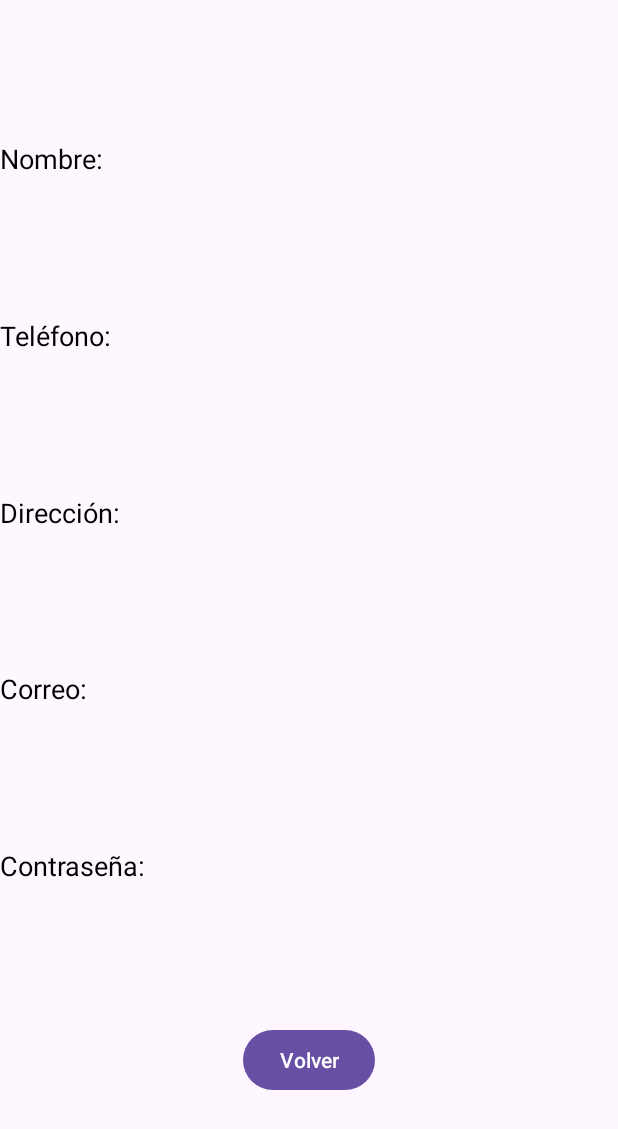
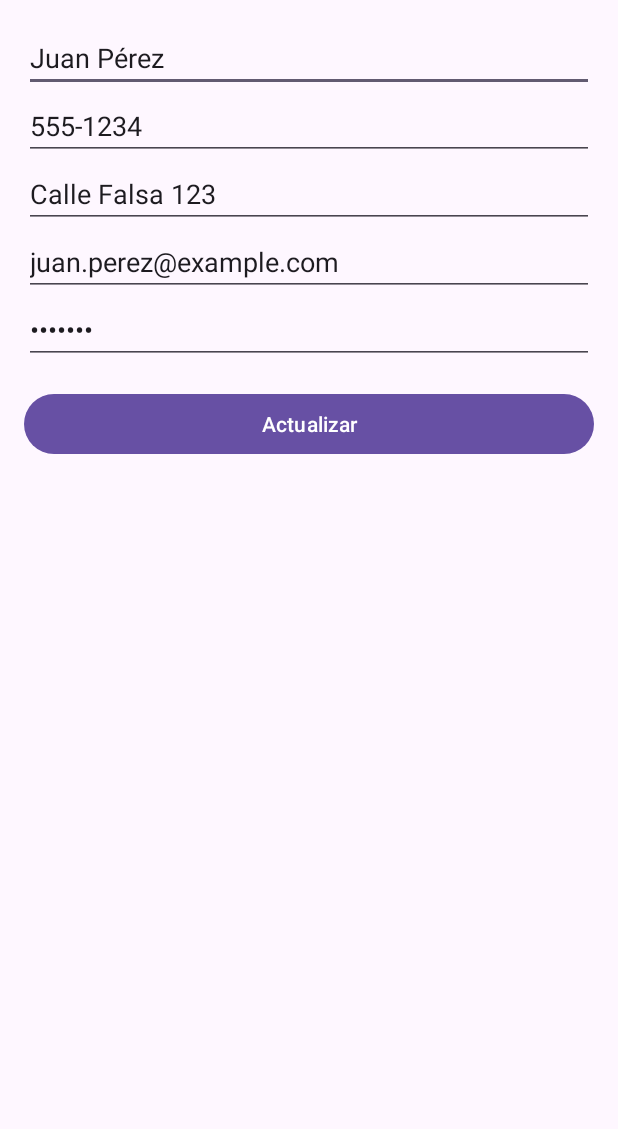
Before and after one commit to johansebastianr/proyecto, an Android app: the EditarPerfil screen opened directly, with no data from a screen before it, on a phone screen of 412 x 824 dp. Shown: the top 1129 px of the screen. Run offline under Robolectric (Android 15) with nearby library versions, the light colour scheme and no system bars.

Commit message:
simulación crud

```diff
--- a/app/build.gradle.kts
+++ b/app/build.gradle.kts
@@ -47,6 +47,7 @@ dependencies {
     implementation("com.squareup.retrofit2:converter-gson:2.9.0")
     implementation("com.google.code.gson:gson:2.9.1")
     implementation("org.jetbrains.kotlinx:kotlinx-coroutines-android:1.6.4")
+    implementation("com.squareup.okhttp3:logging-interceptor:4.9.3")
     implementation(libs.androidx.core.ktx)
     implementation(libs.androidx.appcompat)
     implementation(libs.material)
--- a/app/src/main/java/com/example/proyecto/crud/EditarPerfil.kt
+++ b/app/src/main/java/com/example/proyecto/crud/EditarPerfil.kt
@@ -1,31 +1,70 @@
 package com.example.proyecto.crud
 
-import android.content.Intent
 import android.os.Bundle
 import android.view.View
+import android.widget.EditText
+import android.widget.Toast
 import androidx.appcompat.app.AppCompatActivity
-import com.example.proyecto.CrearCuenta
-import com.example.proyecto.databinding.ActivityEditarPerfilBinding
+import com.example.proyecto.R
 
-class EditarPerfil : AppCompatActivity(), View.OnClickListener {
-    private lateinit var binding: ActivityEditarPerfilBinding
+class EditarPerfil : AppCompatActivity() {
+
+    private lateinit var tvNombre: EditText
+    private lateinit var tvTelefono: EditText
+    private lateinit var tvDireccion: EditText
+    private lateinit var tvCorreo: EditText
+    private lateinit var tvContraseña: EditText
 
     override fun onCreate(savedInstanceState: Bundle?) {
         super.onCreate(savedInstanceState)
-        binding = ActivityEditarPerfilBinding.inflate(layoutInflater)
-        setContentView(binding.root)
+        setContentView(R.layout.activity_editar_perfil)
 
-        binding.buttonVolver.setOnClickListener(this)
+        // Inicializar vistas
+        tvNombre = findViewById(R.id.tvNombre)
+        tvTelefono = findViewById(R.id.tvTelefono)
+        tvDireccion = findViewById(R.id.tvDireccion)
+        tvCorreo = findViewById(R.id.tvCorreo)
+        tvContraseña = findViewById(R.id.tvContraseña)
+
+        // Obtener datos del usuario y establecer en las vistas
+        val usuario = obtenerDatosUsuario()
+        tvNombre.setText(usuario.nombre)
+        tvTelefono.setText(usuario.telefono)
+        tvDireccion.setText(usuario.direccion)
+        tvCorreo.setText(usuario.correo)
+        tvContraseña.setText(usuario.contraseña)
     }
 
-    override fun onClick(v: View?) {
-        when (v) {
-            binding.buttonVolver -> {
-                val intent = Intent(this, CrearCuenta::class.java).apply {
-                }
-                startActivity(intent)
+    fun onActualizarClick(view: View) {
+        val nombre = tvNombre.text.toString()
+        val telefono = tvTelefono.text.toString()
+        val direccion = tvDireccion.text.toString()
+        val correo = tvCorreo.text.toString()
+        val contraseña = tvContraseña.text.toString()
+
+        if (nombre.isNotEmpty() && telefono.isNotEmpty() && direccion.isNotEmpty() && correo.isNotEmpty() && contraseña.isNotEmpty()) {
+            val exito = actualizarDatosUsuario(nombre, telefono, direccion, correo, contraseña)
+
+            if (exito) {
+                Toast.makeText(this, "Perfil actualizado correctamente", Toast.LENGTH_SHORT).show()
                 finish()
+            } else {
+                Toast.makeText(this, "Error al actualizar el perfil", Toast.LENGTH_SHORT).show()
             }
+        } else {
+            Toast.makeText(this, "Por favor, complete todos los campos", Toast.LENGTH_SHORT).show()
         }
     }
+
+    private fun obtenerDatosUsuario(): Usuario {
+        // Simulación de obtención de datos del usuario
+        return Usuario("Juan Pérez", "555-1234", "Calle Falsa 123", "juan.perez@example.com", "juan123")
+    }
+
+    private fun actualizarDatosUsuario(nombre: String, telefono: String, direccion: String, correo: String, contraseña: String): Boolean {
+        // Simulación de actualización de datos del usuario
+        return true
+    }
 }
+
+data class Usuario(val nombre: String, val telefono: String, val direccion: String, val correo: String, val contraseña: String)
--- a/app/src/main/res/layout/activity_editar_perfil.xml
+++ b/app/src/main/res/layout/activity_editar_perfil.xml
@@ -1,91 +1,58 @@
 <?xml version="1.0" encoding="utf-8"?>
-<androidx.constraintlayout.widget.ConstraintLayout xmlns:android="http://schemas.android.com/apk/res/android"
-    xmlns:app="http://schemas.android.com/apk/res-auto"
-    xmlns:tools="http://schemas.android.com/tools"
+<LinearLayout
+    xmlns:android="http://schemas.android.com/apk/res/android"
     android:layout_width="match_parent"
     android:layout_height="match_parent"
-    tools:context=".crud.EditarPerfil">
+    android:orientation="vertical"
+    android:padding="16dp">
 
-    <TextView
-        android:id="@+id/textViewNombre"
-        android:layout_width="0dp"
+    <!-- Campo para Nombre -->
+    <EditText
+        android:id="@+id/tvNombre"
+        android:layout_width="match_parent"
         android:layout_height="wrap_content"
-        android:textSize="18sp"
-        android:textColor="#000000"
-        android:text="Nombre: "
-        app:layout_constraintTop_toTopOf="parent"
-        app:layout_constraintStart_toStartOf="parent"
-        app:layout_constraintEnd_toEndOf="parent"
-        app:layout_constraintHorizontal_bias="0.5"
-        app:layout_constraintBottom_toTopOf="@+id/textViewTelefono"
-        app:layout_constraintVertical_bias="0.1" />
+        android:hint="Nombre"
+        android:inputType="text" />
 
-    <TextView
-        android:id="@+id/textViewTelefono"
-        android:layout_width="0dp"
+    <!-- Campo para Teléfono -->
+    <EditText
+        android:id="@+id/tvTelefono"
+        android:layout_width="match_parent"
         android:layout_height="wrap_content"
-        android:textSize="18sp"
-        android:textColor="#000000"
-        android:text="Teléfono: "
-        app:layout_constraintTop_toBottomOf="@+id/textViewNombre"
-        app:layout_constraintStart_toStartOf="parent"
-        app:layout_constraintEnd_toEndOf="parent"
-        app:layout_constraintHorizontal_bias="0.5"
-        app:layout_constraintBottom_toTopOf="@+id/textViewDireccion"
-        app:layout_constraintVertical_bias="0.1" />
+        android:hint="Teléfono"
+        android:inputType="phone" />
 
-    <TextView
-        android:id="@+id/textViewDireccion"
-        android:layout_width="0dp"
+    <!-- Campo para Dirección -->
+    <EditText
+        android:id="@+id/tvDireccion"
+        android:layout_width="match_parent"
         android:layout_height="wrap_content"
-        android:textSize="18sp"
-        android:textColor="#000000"
-        android:text="Dirección: "
-        app:layout_constraintTop_toBottomOf="@+id/textViewTelefono"
-        app:layout_constraintStart_toStartOf="parent"
-        app:layout_constraintEnd_toEndOf="parent"
-        app:layout_constraintHorizontal_bias="0.5"
-        app:layout_constraintBottom_toTopOf="@+id/textViewCorreo"
-        app:layout_constraintVertical_bias="0.1" />
+        android:hint="Dirección"
+        android:inputType="text" />
 
-    <TextView
-        android:id="@+id/textViewCorreo"
-        android:layout_width="0dp"
+    <!-- Campo para Correo Electrónico -->
+    <EditText
+        android:id="@+id/tvCorreo"
+        android:layout_width="match_parent"
         android:layout_height="wrap_content"
-        android:textSize="18sp"
-        android:textColor="#000000"
-        android:text="Correo: "
-        app:layout_constraintTop_toBottomOf="@+id/textViewDireccion"
-        app:layout_constraintStart_toStartOf="parent"
-        app:layout_constraintEnd_toEndOf="parent"
-        app:layout_constraintHorizontal_bias="0.5"
-        app:layout_constraintBottom_toTopOf="@+id/textViewContraseña"
-        app:layout_constraintVertical_bias="0.1" />
+        android:hint="Correo Electrónico"
+        android:inputType="textEmailAddress" />
 
-    <TextView
-        android:id="@+id/textViewContraseña"
-        android:layout_width="0dp"
+    <!-- Campo para Contraseña -->
+    <EditText
+        android:id="@+id/tvContraseña"
+        android:layout_width="match_parent"
         android:layout_height="wrap_content"
-        android:textSize="18sp"
-        android:textColor="#000000"
-        android:text="Contraseña: "
-        app:layout_constraintTop_toBottomOf="@+id/textViewCorreo"
-        app:layout_constraintStart_toStartOf="parent"
-        app:layout_constraintEnd_toEndOf="parent"
-        app:layout_constraintHorizontal_bias="0.5"
-        app:layout_constraintBottom_toTopOf="@+id/buttonVolver"
-        app:layout_constraintVertical_bias="0.1" />
+        android:hint="Contraseña"
+        android:inputType="textPassword" />
 
+    <!-- Botón para actualizar -->
     <Button
-        android:id="@+id/buttonVolver"
-        android:layout_width="wrap_content"
+        android:id="@+id/btnActualizar"
+        android:layout_width="match_parent"
         android:layout_height="wrap_content"
-        android:text="Volver"
-        app:layout_constraintTop_toBottomOf="@+id/textViewContraseña"
-        app:layout_constraintStart_toStartOf="parent"
-        app:layout_constraintEnd_toEndOf="parent"
-        app:layout_constraintHorizontal_bias="0.5"
-        app:layout_constraintBottom_toBottomOf="parent"
-        app:layout_constraintVertical_bias="0.2" />
+        android:text="Actualizar"
+        android:onClick="onActualizarClick"
+        android:layout_marginTop="16dp" />
 
-</androidx.constraintlayout.widget.ConstraintLayout>
+</LinearLayout>
--- a/app/src/main/res/layout/app_bar_home.xml
+++ b/app/src/main/res/layout/app_bar_home.xml
@@ -15,8 +15,7 @@
             android:id="@+id/toolbar"
             android:layout_width="match_parent"
             android:layout_height="?attr/actionBarSize"
-            android:background="?attr/colorPrimary"
-            app:popupTheme="@style/Theme.Proyecto.PopupOverlay" />
+            android:background="@drawable/fondo_animado"/>
 
     </com.google.android.material.appbar.AppBarLayout>
 
```
Also changed, not shown: app/src/main/java/com/example/proyecto/EditarPerfil.kt (deleted, +0 -14 lines), app/src/main/res/layout/nav_header_home.xml (+66 -18 lines).
